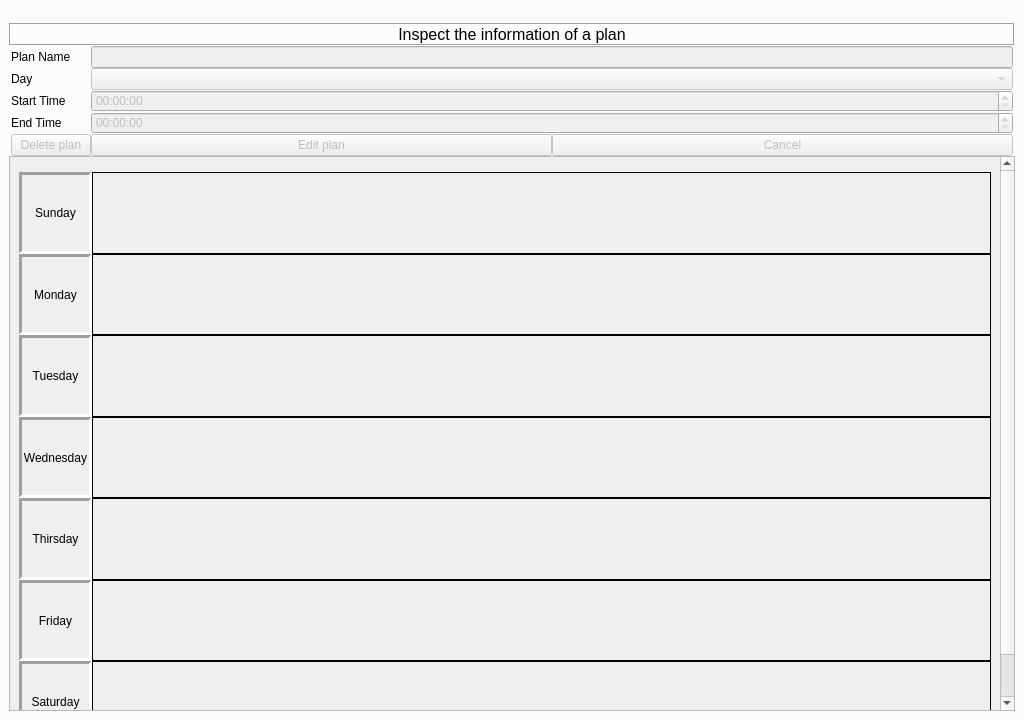
First picture: the form in mainwindow.ui, repository qwertyhoge/timetable_qt, before the edit.
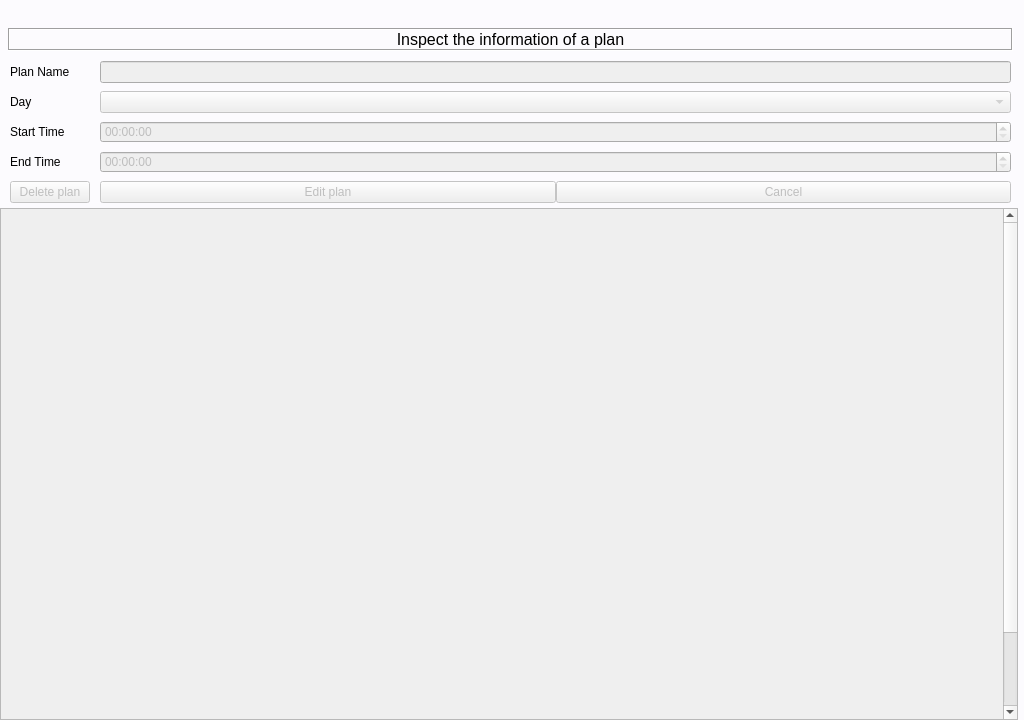
Second picture: the form after the edit. Custom widgets are drawn as their Qt base class.

```diff
--- a/mainwindow.ui
+++ b/mainwindow.ui
@@ -23,6 +23,18 @@
     <property name="spacing">
      <number>0</number>
     </property>
+    <property name="leftMargin">
+     <number>0</number>
+    </property>
+    <property name="topMargin">
+     <number>0</number>
+    </property>
+    <property name="rightMargin">
+     <number>0</number>
+    </property>
+    <property name="bottomMargin">
+     <number>0</number>
+    </property>
     <item>
      <widget class="QWidget" name="timetableArea" native="true">
       <layout class="QVBoxLayout" name="verticalLayout_3" stretch="0,0,1">
@@ -33,10 +45,10 @@
         <number>0</number>
        </property>
        <property name="topMargin">
-        <number>0</number>
+        <number>5</number>
        </property>
        <property name="rightMargin">
-        <number>0</number>
+        <number>6</number>
        </property>
        <property name="bottomMargin">
         <number>0</number>
@@ -59,6 +71,21 @@
        </item>
        <item>
         <layout class="QVBoxLayout" name="headerLayout">
+         <property name="spacing">
+          <number>10</number>
+         </property>
+         <property name="leftMargin">
+          <number>8</number>
+         </property>
+         <property name="topMargin">
+          <number>9</number>
+         </property>
+         <property name="rightMargin">
+          <number>5</number>
+         </property>
+         <property name="bottomMargin">
+          <number>5</number>
+         </property>
          <item>
           <widget class="QLabel" name="inspectFormLabel">
            <property name="sizePolicy">
@@ -92,6 +119,9 @@
          </item>
          <item>
           <layout class="QFormLayout" name="inspectForm">
+           <property name="verticalSpacing">
+            <number>8</number>
+           </property>
            <property name="leftMargin">
             <number>2</number>
            </property>
@@ -227,6 +257,12 @@
                <property name="text">
                 <string>Edit plan</string>
                </property>
+               <property name="iconSize">
+                <size>
+                 <width>16</width>
+                 <height>16</height>
+                </size>
+               </property>
               </widget>
              </item>
              <item>
@@ -261,7 +297,7 @@
            <rect>
             <x>0</x>
             <y>0</y>
-            <width>987</width>
+            <width>999</width>
             <height>600</height>
            </rect>
           </property>
@@ -277,503 +313,7 @@
             <height>600</height>
            </size>
           </property>
-          <layout class="QVBoxLayout" name="verticalLayout">
-           <item>
-            <widget class="QWidget" name="timetable" native="true">
-             <property name="sizePolicy">
-              <sizepolicy hsizetype="Minimum" vsizetype="Minimum">
-               <horstretch>0</horstretch>
-               <verstretch>0</verstretch>
-              </sizepolicy>
-             </property>
-             <property name="minimumSize">
-              <size>
-               <width>0</width>
-               <height>555</height>
-              </size>
-             </property>
-             <layout class="QVBoxLayout" name="verticalLayout_2">
-              <property name="spacing">
-               <number>0</number>
-              </property>
-              <property name="leftMargin">
-               <number>0</number>
-              </property>
-              <property name="topMargin">
-               <number>6</number>
-              </property>
-              <property name="rightMargin">
-               <number>0</number>
-              </property>
-              <property name="bottomMargin">
-               <number>5</number>
-              </property>
-              <item>
-               <layout class="QHBoxLayout" name="sundayRow">
-                <property name="spacing">
-                 <number>0</number>
-                </property>
-                <item>
-                 <widget class="QLabel" name="sundayLabel">
-                  <property name="sizePolicy">
-                   <sizepolicy hsizetype="Maximum" vsizetype="Minimum">
-                    <horstretch>0</horstretch>
-                    <verstretch>0</verstretch>
-                   </sizepolicy>
-                  </property>
-                  <property name="minimumSize">
-                   <size>
-                    <width>73</width>
-                    <height>0</height>
-                   </size>
-                  </property>
-                  <property name="styleSheet">
-                   <string notr="true"/>
-                  </property>
-                  <property name="frameShape">
-                   <enum>QFrame::Panel</enum>
-                  </property>
-                  <property name="frameShadow">
-                   <enum>QFrame::Sunken</enum>
-                  </property>
-                  <property name="lineWidth">
-                   <number>3</number>
-                  </property>
-                  <property name="text">
-                   <string>Sunday</string>
-                  </property>
-                  <property name="alignment">
-                   <set>Qt::AlignCenter</set>
-                  </property>
-                  <property name="margin">
-                   <number>5</number>
-                  </property>
-                 </widget>
-                </item>
-                <item>
-                 <widget class="QFrame" name="sundayFrame">
-                  <property name="sizePolicy">
-                   <sizepolicy hsizetype="Preferred" vsizetype="Preferred">
-                    <horstretch>0</horstretch>
-                    <verstretch>0</verstretch>
-                   </sizepolicy>
-                  </property>
-                  <property name="minimumSize">
-                   <size>
-                    <width>300</width>
-                    <height>80</height>
-                   </size>
-                  </property>
-                  <property name="baseSize">
-                   <size>
-                    <width>0</width>
-                    <height>0</height>
-                   </size>
-                  </property>
-                  <property name="autoFillBackground">
-                   <bool>false</bool>
-                  </property>
-                  <property name="frameShape">
-                   <enum>QFrame::Panel</enum>
-                  </property>
-                 </widget>
-                </item>
-               </layout>
-              </item>
-              <item>
-               <layout class="QHBoxLayout" name="mondayRow">
-                <property name="spacing">
-                 <number>0</number>
-                </property>
-                <item>
-                 <widget class="QLabel" name="mondayLabel">
-                  <property name="sizePolicy">
-                   <sizepolicy hsizetype="Maximum" vsizetype="Minimum">
-                    <horstretch>0</horstretch>
-                    <verstretch>0</verstretch>
-                   </sizepolicy>
-                  </property>
-                  <property name="minimumSize">
-                   <size>
-                    <width>73</width>
-                    <height>0</height>
-                   </size>
-                  </property>
-                  <property name="frameShape">
-                   <enum>QFrame::Panel</enum>
-                  </property>
-                  <property name="frameShadow">
-                   <enum>QFrame::Sunken</enum>
-                  </property>
-                  <property name="lineWidth">
-                   <number>3</number>
-                  </property>
-                  <property name="text">
-                   <string>Monday</string>
-                  </property>
-                  <property name="alignment">
-                   <set>Qt::AlignCenter</set>
-                  </property>
-                  <property name="margin">
-                   <number>5</number>
-                  </property>
-                 </widget>
-                </item>
-                <item>
-                 <widget class="QFrame" name="mondayFrame">
-                  <property name="sizePolicy">
-                   <sizepolicy hsizetype="Preferred" vsizetype="Preferred">
-                    <horstretch>0</horstretch>
-                    <verstretch>0</verstretch>
-                   </sizepolicy>
-                  </property>
-                  <property name="minimumSize">
-                   <size>
-                    <width>300</width>
-                    <height>80</height>
-                   </size>
-                  </property>
-                  <property name="frameShape">
-                   <enum>QFrame::Panel</enum>
-                  </property>
-                  <property name="frameShadow">
-                   <enum>QFrame::Plain</enum>
-                  </property>
-                 </widget>
-                </item>
-               </layout>
-              </item>
-              <item>
-               <layout class="QHBoxLayout" name="tuesdayRow">
-                <property name="spacing">
-                 <number>0</number>
-                </property>
-                <item>
-                 <widget class="QLabel" name="tuesdayLabel">
-                  <property name="sizePolicy">
-                   <sizepolicy hsizetype="Maximum" vsizetype="Minimum">
-                    <horstretch>0</horstretch>
-                    <verstretch>0</verstretch>
-                   </sizepolicy>
-                  </property>
-                  <property name="minimumSize">
-                   <size>
-                    <width>73</width>
-                    <height>0</height>
-                   </size>
-                  </property>
-                  <property name="frameShape">
-                   <enum>QFrame::Panel</enum>
-                  </property>
-                  <property name="frameShadow">
-                   <enum>QFrame::Sunken</enum>
-                  </property>
-                  <property name="lineWidth">
-                   <number>3</number>
-                  </property>
-                  <property name="text">
-                   <string>Tuesday</string>
-                  </property>
-                  <property name="alignment">
-                   <set>Qt::AlignCenter</set>
-                  </property>
-                  <property name="margin">
-                   <number>5</number>
-                  </property>
-                 </widget>
-                </item>
-                <item>
-                 <widget class="QFrame" name="tuesdayFrame">
-                  <property name="sizePolicy">
-                   <sizepolicy hsizetype="Preferred" vsizetype="Preferred">
-                    <horstretch>0</horstretch>
-                    <verstretch>0</verstretch>
-                   </sizepolicy>
-                  </property>
-                  <property name="minimumSize">
-                   <size>
-                    <width>300</width>
-                    <height>80</height>
-                   </size>
-                  </property>
-                  <property name="frameShape">
-                   <enum>QFrame::Box</enum>
-                  </property>
-                  <property name="frameShadow">
-                   <enum>QFrame::Plain</enum>
-                  </property>
-                  <property name="lineWidth">
-                   <number>1</number>
-                  </property>
-                 </widget>
-                </item>
-               </layout>
-              </item>
-              <item>
-               <layout class="QHBoxLayout" name="wednesdayRow">
-                <property name="spacing">
-                 <number>0</number>
-                </property>
-                <item>
-                 <widget class="QLabel" name="wednesdayLabel">
-                  <property name="sizePolicy">
-                   <sizepolicy hsizetype="Maximum" vsizetype="Minimum">
-                    <horstretch>0</horstretch>
-                    <verstretch>0</verstretch>
-                   </sizepolicy>
-                  </property>
-                  <property name="minimumSize">
-                   <size>
-                    <width>73</width>
-                    <height>0</height>
-                   </size>
-                  </property>
-                  <property name="frameShape">
-                   <enum>QFrame::Panel</enum>
-                  </property>
-                  <property name="frameShadow">
-                   <enum>QFrame::Sunken</enum>
-                  </property>
-                  <property name="lineWidth">
-                   <number>3</number>
-                  </property>
-                  <property name="text">
-                   <string>Wednesday</string>
-                  </property>
-                  <property name="alignment">
-                   <set>Qt::AlignCenter</set>
-                  </property>
-                  <property name="margin">
-                   <number>5</number>
-                  </property>
-                 </widget>
-                </item>
-                <item>
-                 <widget class="QFrame" name="wednesdayFrame">
-                  <property name="sizePolicy">
-                   <sizepolicy hsizetype="Preferred" vsizetype="Preferred">
-                    <horstretch>0</horstretch>
-                    <verstretch>0</verstretch>
-                   </sizepolicy>
-                  </property>
-                  <property name="minimumSize">
-                   <size>
-                    <width>300</width>
-                    <height>80</height>
-                   </size>
-                  </property>
-                  <property name="frameShape">
-                   <enum>QFrame::Box</enum>
-                  </property>
-                  <property name="frameShadow">
-                   <enum>QFrame::Plain</enum>
-                  </property>
-                  <property name="lineWidth">
-                   <number>1</number>
-                  </property>
-                 </widget>
-                </item>
-               </layout>
-              </item>
-              <item>
-               <layout class="QHBoxLayout" name="thirsdayRow">
-                <property name="spacing">
-                 <number>0</number>
-                </property>
-                <item>
-                 <widget class="QLabel" name="thirsdayLabel">
-                  <property name="sizePolicy">
-                   <sizepolicy hsizetype="Maximum" vsizetype="Minimum">
-                    <horstretch>0</horstretch>
-                    <verstretch>0</verstretch>
-                   </sizepolicy>
-                  </property>
-                  <property name="minimumSize">
-                   <size>
-                    <width>73</width>
-                    <height>0</height>
-                   </size>
-                  </property>
-                  <property name="frameShape">
-                   <enum>QFrame::Panel</enum>
-                  </property>
-                  <property name="frameShadow">
-                   <enum>QFrame::Sunken</enum>
-                  </property>
-                  <property name="lineWidth">
-                   <number>3</number>
-                  </property>
-                  <property name="text">
-                   <string>Thirsday</string>
-                  </property>
-                  <property name="alignment">
-                   <set>Qt::AlignCenter</set>
-                  </property>
-                  <property name="margin">
-                   <number>5</number>
-                  </property>
-                 </widget>
-                </item>
-                <item>
-                 <widget class="QFrame" name="thirsdayFrame">
-                  <property name="sizePolicy">
-                   <sizepolicy hsizetype="Preferred" vsizetype="Preferred">
-                    <horstretch>0</horstretch>
-                    <verstretch>0</verstretch>
-                   </sizepolicy>
-                  </property>
-                  <property name="minimumSize">
-                   <size>
-                    <width>300</width>
-                    <height>80</height>
-                   </size>
-                  </property>
-                  <property name="frameShape">
-                   <enum>QFrame::Box</enum>
-                  </property>
-                  <property name="frameShadow">
-                   <enum>QFrame::Plain</enum>
-                  </property>
-                  <property name="lineWidth">
-                   <number>1</number>
-                  </property>
-                 </widget>
-                </item>
-               </layout>
-              </item>
-              <item>
-               <layout class="QHBoxLayout" name="fridayRow">
-                <property name="spacing">
-                 <number>0</number>
-                </property>
-                <item>
-                 <widget class="QLabel" name="fridayLabel">
-                  <property name="sizePolicy">
-                   <sizepolicy hsizetype="Maximum" vsizetype="Minimum">
-                    <horstretch>0</horstretch>
-                    <verstretch>0</verstretch>
-                   </sizepolicy>
-                  </property>
-                  <property name="minimumSize">
-                   <size>
-                    <width>73</width>
-                    <height>0</height>
-                   </size>
-                  </property>
-                  <property name="frameShape">
-                   <enum>QFrame::Panel</enum>
-                  </property>
-                  <property name="frameShadow">
-                   <enum>QFrame::Sunken</enum>
-                  </property>
-                  <property name="lineWidth">
-                   <number>3</number>
-                  </property>
-                  <property name="text">
-                   <string>Friday</string>
-                  </property>
-                  <property name="alignment">
-                   <set>Qt::AlignCenter</set>
-                  </property>
-                  <property name="margin">
-                   <number>5</number>
-                  </property>
-                 </widget>
-                </item>
-                <item>
-                 <widget class="QFrame" name="fridayFrame">
-                  <property name="sizePolicy">
-                   <sizepolicy hsizetype="Preferred" vsizetype="Preferred">
-                    <horstretch>0</horstretch>
-                    <verstretch>0</verstretch>
-                   </sizepolicy>
-                  </property>
-                  <property name="minimumSize">
-                   <size>
-                    <width>300</width>
-                    <height>80</height>
-                   </size>
-                  </property>
-                  <property name="frameShape">
-                   <enum>QFrame::Box</enum>
-                  </property>
-                  <property name="frameShadow">
-                   <enum>QFrame::Plain</enum>
-                  </property>
-                  <property name="lineWidth">
-                   <number>1</number>
-                  </property>
-                 </widget>
-                </item>
-               </layout>
-              </item>
-              <item>
-               <layout class="QHBoxLayout" name="saturdayRow">
-                <property name="spacing">
-                 <number>0</number>
-                </property>
-                <item>
-                 <widget class="QLabel" name="saturdayLabel">
-                  <property name="sizePolicy">
-                   <sizepolicy hsizetype="Maximum" vsizetype="Minimum">
-                    <horstretch>0</horstretch>
-                    <verstretch>0</verstretch>
-                   </sizepolicy>
-                  </property>
-                  <property name="minimumSize">
-                   <size>
-                    <width>73</width>
-                    <height>0</height>
-                   </size>
-                  </property>
-                  <property name="frameShape">
-                   <enum>QFrame::Panel</enum>
-                  </property>
-                  <property name="frameShadow">
-                   <enum>QFrame::Sunken</enum>
-                  </property>
-                  <property name="lineWidth">
-                   <number>3</number>
-                  </property>
-                  <property name="text">
-                   <string>Saturday</string>
-                  </property>
-                  <property name="alignment">
-                   <set>Qt::AlignCenter</set>
-                  </property>
-                  <property name="margin">
-                   <number>5</number>
-                  </property>
-                 </widget>
-                </item>
-                <item>
-                 <widget class="QFrame" name="saturdayFrame">
-                  <property name="sizePolicy">
-                   <sizepolicy hsizetype="Preferred" vsizetype="Preferred">
-                    <horstretch>0</horstretch>
-                    <verstretch>0</verstretch>
-                   </sizepolicy>
-                  </property>
-                  <property name="minimumSize">
-                   <size>
-                    <width>300</width>
-                    <height>80</height>
-                   </size>
-                  </property>
-                  <property name="frameShape">
-                   <enum>QFrame::Box</enum>
-                  </property>
-                  <property name="frameShadow">
-                   <enum>QFrame::Plain</enum>
-                  </property>
-                 </widget>
-                </item>
-               </layout>
-              </item>
-             </layout>
-            </widget>
-           </item>
-          </layout>
+          <layout class="QVBoxLayout" name="verticalLayout"/>
          </widget>
         </widget>
        </item>
```
